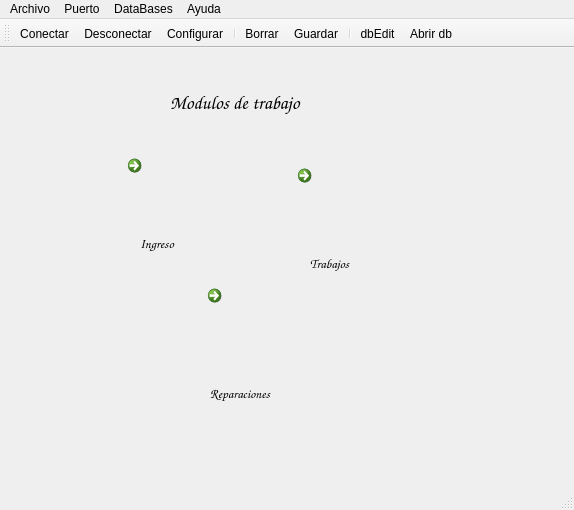
Old version of the form mainwindow.ui in the repository Matias2178/Sistema_Postventa.
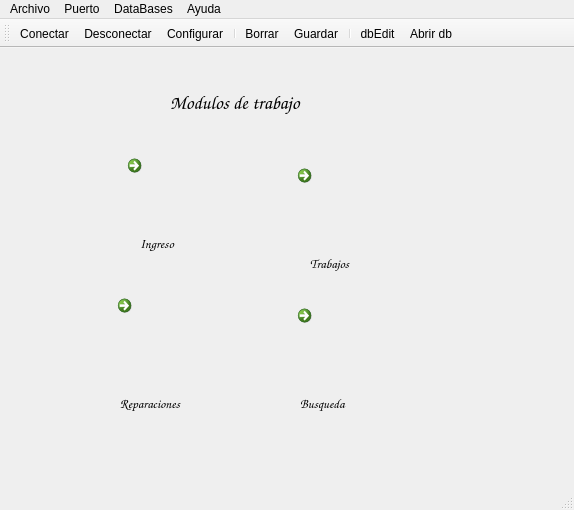
New version of the form. Icons and pictures are not drawn.

Commit message: Agregado de funciones de busqueda de equipos para estimar fallas

What changed in the file:
```diff
--- a/mainwindow.ui
+++ b/mainwindow.ui
@@ -73,8 +73,8 @@
    <widget class="QCommandLinkButton" name="PantallaReparaciones">
     <property name="geometry">
      <rect>
-      <x>200</x>
-      <y>230</y>
+      <x>110</x>
+      <y>240</y>
       <width>90</width>
       <height>101</height>
      </rect>
@@ -159,8 +159,8 @@
    <widget class="QLabel" name="label_6">
     <property name="geometry">
      <rect>
-      <x>210</x>
-      <y>330</y>
+      <x>120</x>
+      <y>340</y>
       <width>80</width>
       <height>30</height>
      </rect>
@@ -177,6 +177,50 @@
      <string>Reparaciones</string>
     </property>
    </widget>
+   <widget class="QCommandLinkButton" name="PantallaBusqueda">
+    <property name="geometry">
+     <rect>
+      <x>290</x>
+      <y>250</y>
+      <width>71</width>
+      <height>71</height>
+     </rect>
+    </property>
+    <property name="text">
+     <string/>
+    </property>
+    <property name="icon">
+     <iconset resource="PostVenta.qrc">
+      <normaloff>:/images/Analisis.png</normaloff>:/images/Analisis.png</iconset>
+    </property>
+    <property name="iconSize">
+     <size>
+      <width>60</width>
+      <height>80</height>
+     </size>
+    </property>
+   </widget>
+   <widget class="QLabel" name="label_7">
+    <property name="geometry">
+     <rect>
+      <x>300</x>
+      <y>340</y>
+      <width>71</width>
+      <height>30</height>
+     </rect>
+    </property>
+    <property name="font">
+     <font>
+      <family>Comic Sans MS</family>
+      <pointsize>10</pointsize>
+      <weight>75</weight>
+      <bold>true</bold>
+     </font>
+    </property>
+    <property name="text">
+     <string>Busqueda</string>
+    </property>
+   </widget>
   </widget>
   <widget class="QMenuBar" name="menuBar">
    <property name="geometry">
```
The commit also changes 10 other files.
